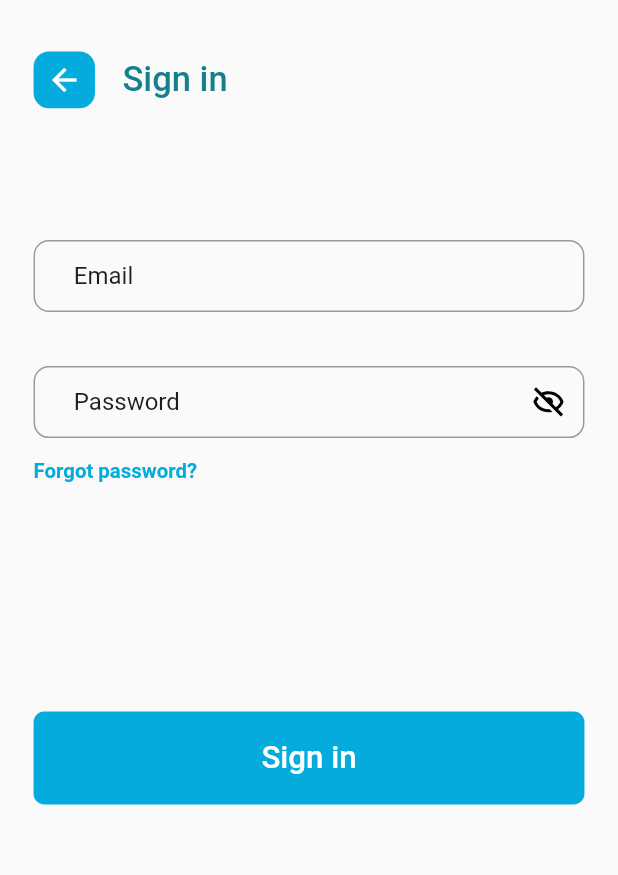
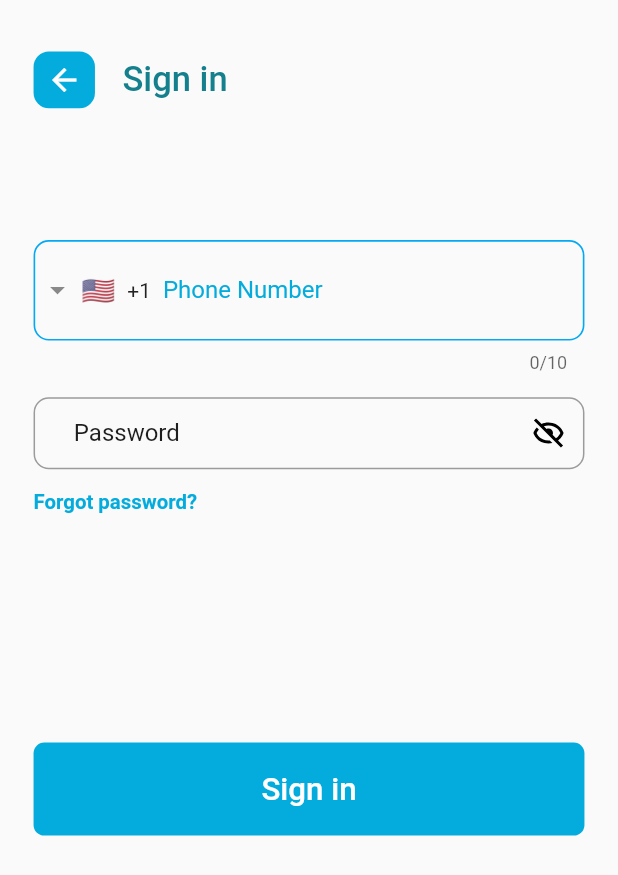
Before and after one commit to msaad5746/border_pay, a Flutter app: the screen it shows after launch, after a tap on "Existing User", on a phone screen of 412 x 824 dp. Shown: the top 875 px of the screen. Run offline on Flutter 3.47's test engine with Material 2 defaults, Android fonts, the phone set to English and light mode, and no system bars; drawn by our look-alikes of intl_phone_field; our stand-ins replace connectivity_plus, convex_bottom_bar, country_picker, flutter_screenutil, flutter_svg, get and 7 more; missing offline and left inert: open_mail_app, xml2json; network calls fail.

Commit message:
login with phone number

```diff
--- a/lib/Utils/sharedPrefKeys.dart
+++ b/lib/Utils/sharedPrefKeys.dart
@@ -5,7 +5,7 @@ class SharedPrefKeys{
   static const String pass = "Password";
   static const String isLogin = "isLogin";
   static const String user = "user";
-  static const String userEmail = "userEmail";
+  static const String userPhone = "userPhone";
   static const String userPassword = "loginCredential";
   static const String isBioMatric = "isBioMatric";
   static const String isNotificationEnable = "isNotificationEnable";
--- a/lib/screens/login.dart
+++ b/lib/screens/login.dart
@@ -13,6 +13,7 @@ import 'package:borderpay/widget/spacer.dart';
 import 'package:flutter/material.dart';
 import 'package:flutter_screenutil/flutter_screenutil.dart';
 import 'package:flutter_svg/flutter_svg.dart';
+import 'package:intl_phone_field/intl_phone_field.dart';
 
 class LoginPage extends StatefulWidget {
   @override
@@ -24,12 +25,13 @@ class _LoginPageState extends State<LoginPage> {
   AuthRepo networkHandler = AuthRepoImpl();
   MySharedPreferences storage = MySharedPreferences.instance;
 
-  TextEditingController emailController = TextEditingController();
+  TextEditingController phoneController = TextEditingController();
   TextEditingController passwordController = TextEditingController();
 
   bool _obscureText = true;
   bool isLoading = false;
   bool isBioMatric = false;
+  String cuntryCode = '+1';
 
   // Toggles the password show status
   void _toggle() {
@@ -91,15 +93,19 @@ class _LoginPageState extends State<LoginPage> {
                     SizedBox(
                       height: 68.54.h,
                     ),
-                    TextFormField(
-                      controller: emailController,
-                      keyboardType: TextInputType.emailAddress,
+                    Row(
+                      children: [
+                        Expanded(
+                          child: IntlPhoneField(
+                            initialCountryCode: 'US',
+                            controller: phoneController,
                             decoration: InputDecoration(
                               contentPadding: EdgeInsets.only(
-                            left: 24.44.w,
-                            right: 34.47.w,
-                            bottom: 12.3.h,
-                            top: 15.03.h),
+                                left: 30.45.w,
+                                right: 10.45.w,
+                                top: 23.66.h,
+                                bottom: 23.66.h,
+                              ),
                               border: OutlineInputBorder(
                                 borderRadius: BorderRadius.all(
                                   Radius.circular(
@@ -107,34 +113,52 @@ class _LoginPageState extends State<LoginPage> {
                                   ),
                                 ),
                                 borderSide: BorderSide(
-                            color: Colors.black,
-                            width: 1.0.w,
+                                  color: CustomizedTheme.colorAccent,
+                                  width: .01.w,
                                 ),
                               ),
-                        labelText: "Email",
-                        labelStyle: CustomizedTheme.b_W400_12,
+                              label: const Text("Phone Number"),
+                              labelStyle: TextStyle(
+                                color: CustomizedTheme.colorAccent,
+                              ),
+                              enabledBorder: OutlineInputBorder(
+                                borderRadius: BorderRadius.all(
+                                  Radius.circular(
+                                    10.0.r,
+                                  ),
+                                ),
+                                borderSide: BorderSide(
+                                  color: Colors.lightBlue,
+                                  width: 1.w,
+                                ),
+                              ),
                               focusedBorder: OutlineInputBorder(
                                 borderRadius: BorderRadius.all(
                                   Radius.circular(
                                     10.0.r,
                                   ),
                                 ),
-                          borderSide: const BorderSide(
-                            color: Colors.black,
+                                borderSide: BorderSide(
+                                  color: Colors.lightBlue,
+                                  width: 1.w,
                                 ),
                               ),
                             ),
-                      // controller: passwordController,
-                      autovalidateMode: AutovalidateMode.onUserInteraction,
-                      validator: (value) {
-                        if (value!.trim().isEmpty) {
-                          return 'Please enter email.';
-                        }
-                        return null;
+                            onChanged: (phone) {},
+                            onCountryChanged: (country) {
+                              setState(
+                                () {
+                                  cuntryCode = "+" + country.dialCode;
+                                },
+                              );
                             },
                           ),
+                        ),
+                      ],
+                    ),
+
                     SizedBox(
-                      height: 35.53.h,
+                      height: 15.53.h,
                     ),
                     TextFormField(
                       controller: passwordController,
@@ -210,12 +234,12 @@ class _LoginPageState extends State<LoginPage> {
                                       setState(() {
                                         isLoading = true;
                                       });
-                                      String email = storage.getStringValue(
-                                          SharedPrefKeys.userEmail);
+                                      String phone = storage.getStringValue(
+                                          SharedPrefKeys.userPhone);
                                       String password = storage.getStringValue(
                                           SharedPrefKeys.userPassword);
                                       await userLogin(
-                                        email,
+                                        phone,
                                         password,
                                       );
                                     }
@@ -235,7 +259,7 @@ class _LoginPageState extends State<LoginPage> {
                                       child: Padding(
                                         padding: const EdgeInsets.all(6.0),
                                         child: SvgPicture.asset(
-                                          'assets/icons/ic_touchid.svg',
+                                          'assets/svg/ic_touchid.svg',
                                         ),
                                       ),
                                     ),
@@ -293,7 +317,7 @@ class _LoginPageState extends State<LoginPage> {
                     //                   child: Padding(
                     //                     padding: const EdgeInsets.all(6.0),
                     //                     child: SvgPicture.asset(
-                    //                       'assets/icons/ic_faceid.svg',
+                    //                      'assets/svg/ic_faceid.svg',
                     //                     ),
                     //                   ),
                     //                 ),
@@ -326,13 +350,13 @@ class _LoginPageState extends State<LoginPage> {
                             child: TextButton(
                               onPressed: () async {
                                 if (!isLoading) {
-                                  if (emailController.text.isNotEmpty &&
+                                  if (phoneController.text.isNotEmpty &&
                                       passwordController.text.isNotEmpty) {
                                     setState(() {
                                       isLoading = true;
                                     });
                                     await userLogin(
-                                      emailController.text,
+                                      phoneController.text,
                                       passwordController.text,
                                     );
                                   }
@@ -365,22 +389,22 @@ class _LoginPageState extends State<LoginPage> {
     isBioMatric = storage.getBoolValue(SharedPrefKeys.isBioMatric);
   }
 
-  Future<void> userLogin(String email, String password) async {
+  Future<void> userLogin(String phone, String password) async {
     Map<String, String> loginData = {
-      "email": email,
+      "mobileNumber": cuntryCode+phone,
       "password": password,
     };
     var res = await networkHandler.loginUser(loginData);
     if (res != null) {
       LoginUserModel loginModel = LoginUserModel.fromJson(res);
       if (loginModel.status) {
-        emailController.clear();
+        phoneController.clear();
         passwordController.clear();
       }
       setState(() {
         isLoading = false;
       });
-      storage.setStringValue(SharedPrefKeys.userEmail, email);
+      storage.setStringValue(SharedPrefKeys.userPhone, phone);
       storage.setStringValue(SharedPrefKeys.userPassword, password);
       Navigator.pushNamedAndRemoveUntil(
         context,
--- a/lib/screens/otp.dart
+++ b/lib/screens/otp.dart
@@ -276,7 +276,7 @@ class _OTPPageState extends State<OTPPage> {
                                     LoginUserModel loginModel =
                                         LoginUserModel.fromJson(res);
                                     storage.setStringValue(
-                                        SharedPrefKeys.userEmail, widget.email);
+                                        SharedPrefKeys.userPhone, widget.phone);
                                     storage.setStringValue(
                                         SharedPrefKeys.userPassword,
                                         widget.password);
@@ -313,7 +313,7 @@ class _OTPPageState extends State<OTPPage> {
                                 } else {
                                   ScaffoldMessenger.of(context)
                                       .showSnackBar(SnackBar(
-                                    content: Text("Invalid OTP!"),
+                                    content: const Text("Invalid OTP!"),
                                     behavior: SnackBarBehavior.floating,
                                     shape: RoundedRectangleBorder(
                                       borderRadius: BorderRadius.circular(24),
--- a/lib/services/network/network_endpoints.dart
+++ b/lib/services/network/network_endpoints.dart
@@ -3,7 +3,7 @@ class EndPoints {
   final String _tourist = '/tourist';
   final String _registerUser = '/register';
   final String _verifyUser = '/verify-account';
-  final String _loginUser = '/login';
+  final String _loginUser = '/login-phone';
   final String _password = '/password';
   final String _userInfo = '/user-info';
   final String _deactivate = '/deactivate';
```
Also changed, not shown: assets/svg/ic_faceid.svg (added), assets/svg/ic_touchid.svg (added). Lines whose indentation alone changed are shown as unchanged.
